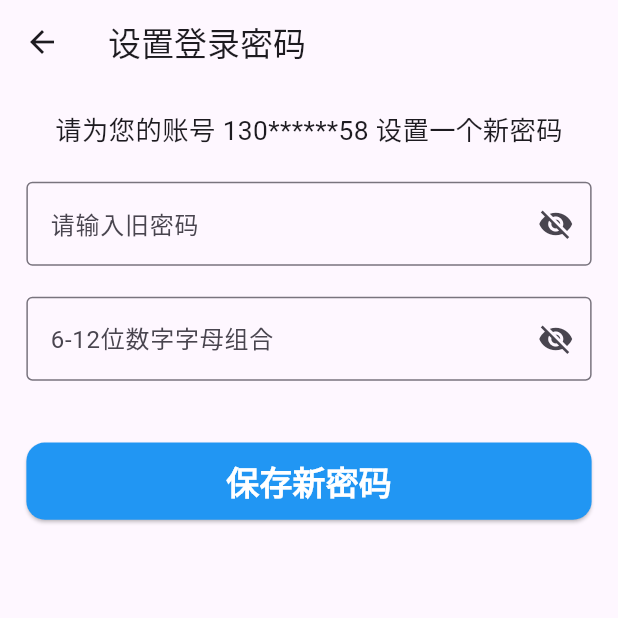
After one commit to Leo0001643/rescue_station, a Flutter app: the PwdEditPage screen opened by its route, on a phone screen of 412 x 824 dp, the top half of it. The commit adds this screen. Run offline on Flutter 3.47's test engine with Material 3 defaults, Android fonts, the light colour scheme and no system bars; our stand-ins replace bubble, cached_network_image, dio, emoji_picker_flutter, event_bus, file_picker and 20 more; missing offline and left inert: common_utils, custom_pop_up_menu, easy_image_viewer, lifecycle, lpinyin; accounts and stored records are empty; network calls fail; statements that could not run were skipped.

```diff
--- a/lib/app/modules/contacts_module/group_reduce/group_reduce_page.dart
+++ b/lib/app/modules/contacts_module/group_reduce/group_reduce_page.dart
@@ -3,7 +3,6 @@ import 'package:flutter_screenutil/flutter_screenutil.dart';
 import 'package:get/get.dart';
 import 'package:getwidget/getwidget.dart';
 import 'package:rescue_station/app/domains/group_detail_entity.dart';
-import 'package:rescue_station/app/domains/user_info_entity.dart';
 import 'package:rescue_station/app/routes/app_pages.dart';
 import 'package:rescue_station/app/theme/app_colors.dart';
 import 'package:rescue_station/app/theme/app_colors_theme.dart';
@@ -12,7 +11,7 @@ import 'package:rescue_station/app/utils/widget_utils.dart';
 import 'group_reduce_logic.dart';
 
 class GroupReducePage extends StatefulWidget {
-  const GroupReducePage({Key? key}) : super(key: key);
+  const GroupReducePage({super.key});
 
   @override
   State<GroupReducePage> createState() => _GroupReducePageState();
--- a/lib/app/modules/mine_module/mine_page.dart
+++ b/lib/app/modules/mine_module/mine_page.dart
@@ -95,8 +95,9 @@ class StateMinePage extends State<MinePage> with LifecycleAware, LifecycleMixin
                   ),
                   trailing: const Icon(Icons.arrow_forward_ios),
                   contentPadding: const EdgeInsets.symmetric(horizontal: 0),
-                  onTap: ()=> print("昵称"),
+                  onTap: ()=> Get.toNamed(Routes.PWD_EDIT),
                 ),
+
                 Divider(height: 0.1,color: AppStyles.lightGreyWile),
                 ListTile(
                   leading: Icon(IconFont.WECHAT, size: AppLayout.fontSize(28), color: Colors.green),
@@ -156,7 +157,7 @@ class StateMinePage extends State<MinePage> with LifecycleAware, LifecycleMixin
                   ),
                   trailing: const Icon(Icons.arrow_forward_ios),
                   contentPadding: const EdgeInsets.symmetric(horizontal: 0),
-                  onTap: ()=> print("修改密码"),
+                  onTap: ()=> Get.toNamed(Routes.PWD_EDIT, ),
                 ),
                 Divider(height: 0.1,color: AppStyles.lightGreyWile),
                 Gap(AppLayout.heigth(48)),
--- /dev/null
+++ b/lib/app/modules/mine_module/pwd_edit_page/pwd_edit_controller.dart
@@ -0,0 +1,39 @@
+import 'package:flutter/material.dart';
+import 'package:get/get.dart';
+
+class PwdEditController extends GetxController{
+  var password = ''.obs;
+  var oldpwd = ''.obs;
+  var isPasswordVisible = false.obs;
+  var isOldPasswordVisible = false.obs;
+
+  void togglePasswordVisibility() {
+    isPasswordVisible.value = !isPasswordVisible.value;
+  }
+
+  void toggleOldPasswordVisibility() {
+    isOldPasswordVisible.value = !isOldPasswordVisible.value;
+  }
+
+  void savePassword() {
+    if (password.value.length >= 8 && password.value.length <= 20) {
+      Get.defaultDialog(
+        title: "成功",
+        middleText: "密码已保存",
+        textConfirm: "确定",
+        onConfirm: () => Get.back(),
+        confirmTextColor: Colors.white,
+        backgroundColor: Colors.green,
+      );
+    } else {
+      Get.defaultDialog(
+        title: "错误",
+        middleText: "密码长度需在8-20位之间",
+        textConfirm: "确定",
+        onConfirm: () => Get.back(),
+        confirmTextColor: Colors.white,
+        backgroundColor: Colors.red,
+      );
+    }
+  }
+}
--- /dev/null
+++ b/lib/app/modules/mine_module/pwd_edit_page/pwd_edit_page.dart
@@ -0,0 +1,66 @@
+import 'package:flutter/material.dart';
+import 'package:gap/gap.dart';
+import 'package:get/get.dart';
+import 'package:rescue_station/app/utils/AppLayout.dart';
+import 'package:rescue_station/app/modules/mine_module/pwd_edit_page/pwd_edit_controller.dart';
+
+
+class PwdEditPage extends GetView<PwdEditController> {
+  final PwdEditController controller = Get.put(PwdEditController());
+  PwdEditPage({super.key});
+
+  @override
+  Widget build(BuildContext context) {
+    return Scaffold(
+      appBar: AppBar(
+        title: const Text('设置登录密码'),
+      ),
+      body: Padding(
+        padding: EdgeInsets.all(AppLayout.width(16)),
+        child: Column(
+          children: [
+            Text('请为您的账号 130******58 设置一个新密码', style: TextStyle(fontSize: AppLayout.fontSize(16))),
+            Gap(AppLayout.heigth(20)),
+            Obx(() => TextField(
+              onChanged: (value) => controller.oldpwd.value = value,
+              obscureText: !controller.isPasswordVisible.value,
+              decoration: InputDecoration(
+                border: const OutlineInputBorder(),
+                labelText: '请输入旧密码',
+                suffixIcon: IconButton(
+                  icon: Icon(controller.isOldPasswordVisible.value ? Icons.visibility : Icons.visibility_off),
+                  onPressed: () => controller.togglePasswordVisibility(),
+                ),
+              ),
+            )),
+            Gap(AppLayout.heigth(20)),
+            Obx(() => TextField(
+              onChanged: (value) => controller.password.value = value,
+              obscureText: !controller.isPasswordVisible.value,
+              decoration: InputDecoration(
+                border: const OutlineInputBorder(),
+                labelText: '6-12位数字字母组合',
+                suffixIcon: IconButton(
+                  icon: Icon(controller.isPasswordVisible.value ? Icons.visibility : Icons.visibility_off),
+                  onPressed: () => controller.togglePasswordVisibility(),
+                ),
+              ),
+            )),
+            Gap(AppLayout.heigth(40)),
+            ElevatedButton(
+              onPressed: () => controller.savePassword(),
+              style: ElevatedButton.styleFrom(
+                backgroundColor: Colors.blue,
+                minimumSize: Size(double.infinity, AppLayout.heigth(50)),
+                shape: RoundedRectangleBorder(
+                  borderRadius: BorderRadius.circular(AppLayout.heigth(12))
+                ),
+              ),
+              child: Text('保存新密码', style: TextStyle(fontSize: AppLayout.fontSize(20), color: Colors.white, fontWeight: FontWeight.w700)),
+            ),
+          ],
+        ),
+      ),
+    );
+  }
+}
--- a/lib/app/modules/notice_detail_module/notice_detail_page.dart
+++ b/lib/app/modules/notice_detail_module/notice_detail_page.dart
@@ -27,7 +27,7 @@ class NoticeDetailPage extends GetView<NoticeDetailController> {
           crossAxisAlignment: CrossAxisAlignment.center,
           children: [
             Center(
-              child: Text('6月5日 23:14',style: TextStyle(color: Colors.grey, fontSize: AppLayout.fontSize(16))),
+              child: Text('8月8日 00:00',style: TextStyle(color: Colors.grey, fontSize: AppLayout.fontSize(16))),
             ),
             SizedBox(height: AppLayout.heigth(16)),
             Row(
@@ -54,7 +54,7 @@ class NoticeDetailPage extends GetView<NoticeDetailController> {
                         ),
                         SizedBox(height: 8),
                         Text(
-                          '尊敬的用户您好:\n\n' '李清照（1084年3月13日—1155年5月12日），北宋齐州（今山东省济南市）人，为中国历史上最著名的女词人。',
+                          '小水滴帮扶计划-及时雨: \n\n项目：2017年10月成立，主要帮助全国各地因多次就医导致不能维持正常生活的患病儿童家庭，解决实际生活问题，为其提供1000元到50000元不等的帮扶资金，并辅以专业志愿者陪伴支持，引导患儿及其家属正确面对疾病，积极配合治疗，从而收获更好的治疗效果。',
                           style: TextStyle(fontSize: AppLayout.fontSize(16)),
                         ),
                       ],
--- a/lib/app/routes/app_routes.dart
+++ b/lib/app/routes/app_routes.dart
@@ -8,9 +8,6 @@ abstract class Routes {
   // static const HOME = '/home'; // home
   static const NOTICE = '/notice'; // Notice page
   static const MINE = '/mine'; // Mine page
-  // static const MESSAGE = '/message'; // Message page
-  // static const CUSTOMER_SERVICE = '/customer_service'; // CustomerService page
-  // static const CONTACTS = '/contacts'; // Contacts page
   static const NOTICE_DETAIL = '/notice_detail'; // NoticeDetail page
   static const LOAN = '/loan'; // Loan page
   static const CREATE_GROUP = '/create_group'; // CreateGroup page
@@ -30,6 +27,8 @@ abstract class Routes {
   static const EDIT_GROUP_NAME = '/edit_group_name';// edit group name
   static const GROUP_ADD = '/group_add';// group add
   static const GROUP_REDUCE = '/group_reduce';// group reduce
+  static const MY_REFRESH = 'my/refresh';
+  static const PWD_EDIT = '/pwd_edit';
 
 }
 
```
Also changed, not shown: lib/app/modules/mine_module/pwd_edit_page/pwd_edit_bindings.dart (added, +10 -0 lines), lib/app/modules/notice_module/notice_page.dart (+4 -4 lines), lib/app/routes/app_pages.dart (+26 -25 lines), 2 other files.
